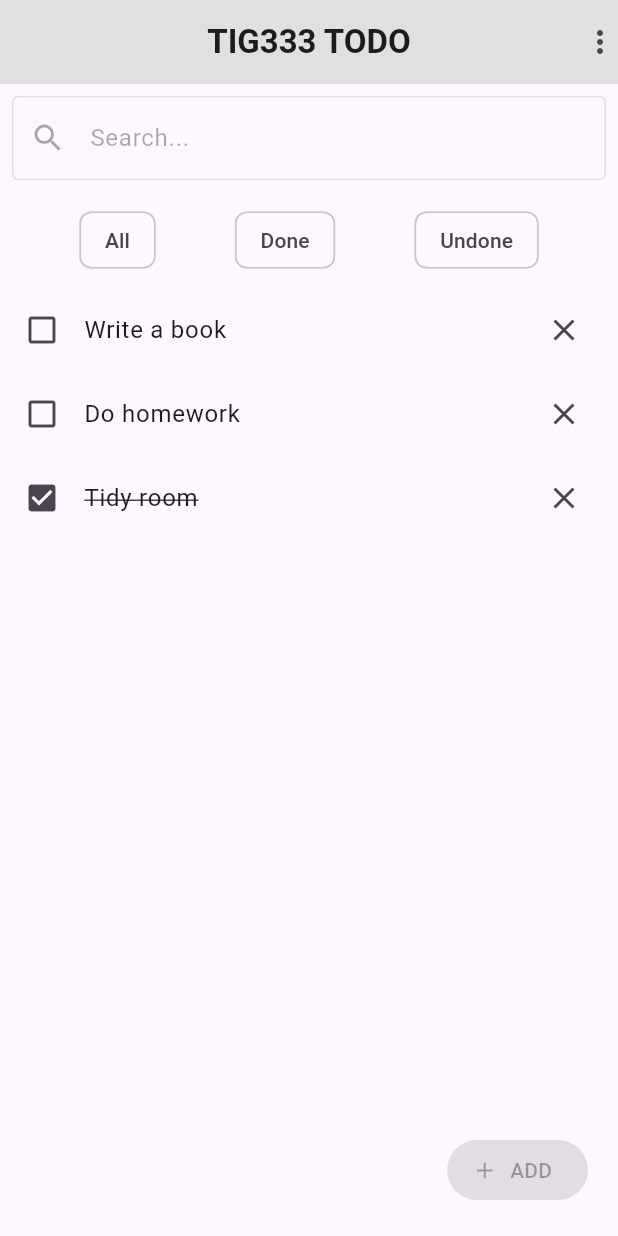
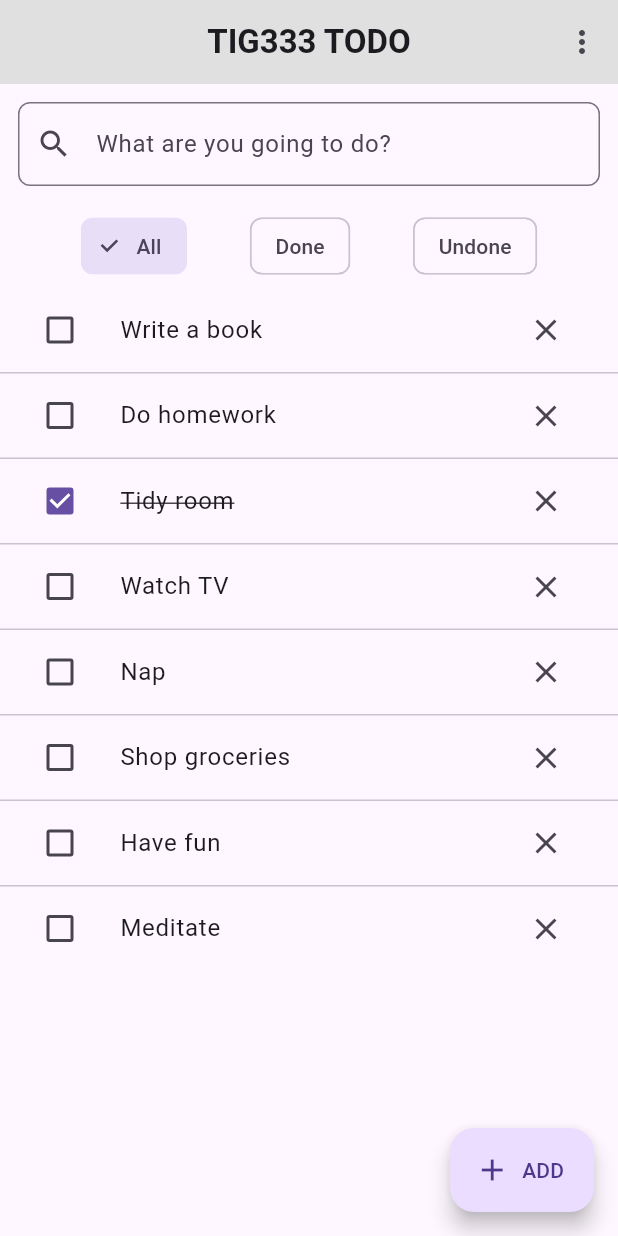
Before and after one commit to gu-tig333-ht25/gusthabth, a Flutter app: the screen it shows after launch, on a phone screen of 412 x 824 dp. Run offline on Flutter 3.47's test engine with Material 3 defaults, Android fonts, the phone set to English and light mode, and no system bars.

Commit message:
Steg 2: lista med tillstånd, lägga till, ta bort, bocka av

```diff
--- a/lib/main.dart
+++ b/lib/main.dart
@@ -1,8 +1,6 @@
 import 'package:flutter/material.dart';
 
-void main() {
-  runApp(const MyApp());
-}
+void main() => runApp(const MyApp());
 
 class MyApp extends StatelessWidget {
   const MyApp({super.key});
@@ -11,95 +9,185 @@ class MyApp extends StatelessWidget {
   Widget build(BuildContext context) {
     return MaterialApp(
       debugShowCheckedModeBanner: false,
-      title: 'TIG333 TODO',
+      title: "TIG333 TODO",
       theme: ThemeData(useMaterial3: true),
-      home: const TodoOnePage(),
+      home: const TodoPage(),
     );
   }
 }
 
-class TodoOnePage extends StatelessWidget {
-  const TodoOnePage({super.key});
+class Todo {
+  String title;
+  bool done;
+  Todo(this.title, this.done);
+}
+
+enum Filter { all, done, undone }
+
+class TodoPage extends StatefulWidget {
+  const TodoPage({super.key});
+  @override
+  State<TodoPage> createState() => _TodoPageState();
+}
+
+class _TodoPageState extends State<TodoPage> {
+  final TextEditingController _controller = TextEditingController();
+
+  // Startdata
+  final List<Todo> _todos = [
+    Todo('Write a book', false),
+    Todo('Do homework', false),
+    Todo('Tidy room', true),
+    Todo('Watch TV', false),
+    Todo('Nap', false),
+    Todo('Shop groceries', false),
+    Todo('Have fun', false),
+    Todo('Meditate', false),
+  ];
+
+  Filter _filter = Filter.all;
+
+  List<Todo> get _visibleTodos {
+    switch (_filter) {
+      case Filter.done:
+        return _todos.where((t) => t.done).toList();
+      case Filter.undone:
+        return _todos.where((t) => !t.done).toList();
+      case Filter.all:
+      default:
+        return _todos;
+    }
+  }
+
+  void _addTodo() {
+    final text = _controller.text.trim();
+    if (text.isEmpty) return;
+    setState(() {
+      _todos.add(Todo(text, false));
+      _controller.clear();
+    });
+  }
+
+  void _toggleDone(Todo t) {
+    setState(() => t.done = !t.done);
+  }
+
+  void _remove(Todo t) {
+    setState(() => _todos.remove(t));
+  }
+
+  void _setFilter(Filter f) {
+    setState(() => _filter = f);
+  }
 
   @override
   Widget build(BuildContext context) {
     return Scaffold(
       appBar: AppBar(
         backgroundColor: Colors.grey[300],
+        centerTitle: true,
         title: const Text(
           "TIG333 TODO",
           style: TextStyle(fontWeight: FontWeight.bold),
         ),
-        centerTitle: true,
         actions: const [
-          Icon(Icons.more_vert), // Tre prickar (ej klickbar)
+          Padding(
+            padding: EdgeInsets.only(right: 12),
+            child: Icon(Icons.more_vert),
+          ),
         ],
       ),
-      body: Column(
+
+      body: Stack(
         children: [
-          // Sökruta
+          Column(
+            children: [
+              // Inputfält (för att lägga till ny todo)
               Padding(
-            padding: const EdgeInsets.all(8.0),
+                padding: const EdgeInsets.all(12),
                 child: TextField(
-              enabled: false, // Ej klickbar
+                  controller: _controller,
                   decoration: InputDecoration(
-                hintText: "Search...",
-                border: OutlineInputBorder(),
-                prefixIcon: Icon(Icons.search),
+                    hintText: 'What are you going to do?',
+                    prefixIcon: const Icon(Icons.search),
+                    border: OutlineInputBorder(
+                      borderRadius: BorderRadius.circular(8),
                     ),
+                  ),
+                  onSubmitted: (_) => _addTodo(),
                 ),
               ),
 
-          // Filter-rutor
+              // Filter (All / Done / Undone)
               Padding(
-            padding: const EdgeInsets.symmetric(vertical: 8.0),
+                padding: const EdgeInsets.symmetric(
+                  horizontal: 12,
+                  vertical: 4,
+                ),
                 child: Row(
                   mainAxisAlignment: MainAxisAlignment.spaceEvenly,
-              children: const [
-                Chip(label: Text("All")),
-                Chip(label: Text("Done")),
-                Chip(label: Text("Undone")),
+                  children: [
+                    ChoiceChip(
+                      label: const Text('All'),
+                      selected: _filter == Filter.all,
+                      onSelected: (_) => _setFilter(Filter.all),
+                    ),
+                    ChoiceChip(
+                      label: const Text('Done'),
+                      selected: _filter == Filter.done,
+                      onSelected: (_) => _setFilter(Filter.done),
+                    ),
+                    ChoiceChip(
+                      label: const Text('Undone'),
+                      selected: _filter == Filter.undone,
+                      onSelected: (_) => _setFilter(Filter.undone),
+                    ),
                   ],
                 ),
               ),
 
               // Lista
               Expanded(
-            child: ListView(
-              children: const [
-                ListTile(
-                  leading: Icon(Icons.check_box_outline_blank),
-                  title: Text("Write a book"),
-                  trailing: Icon(Icons.close),
+                child: ListView.separated(
+                  itemCount: _visibleTodos.length,
+                  separatorBuilder: (_, __) => const Divider(height: 1),
+                  itemBuilder: (context, i) {
+                    final t = _visibleTodos[i];
+                    return ListTile(
+                      leading: Checkbox(
+                        value: t.done,
+                        onChanged: (_) => _toggleDone(t),
                       ),
-                ListTile(
-                  leading: Icon(Icons.check_box_outline_blank),
-                  title: Text("Do homework"),
-                  trailing: Icon(Icons.close),
+                      title: Text(
+                        t.title,
+                        style: TextStyle(
+                          decoration: t.done
+                              ? TextDecoration.lineThrough
+                              : TextDecoration.none,
                         ),
-                ListTile(
-                  leading: Icon(Icons.check_box),
-                  title: Text(
-                    "Tidy room",
-                    style: TextStyle(decoration: TextDecoration.lineThrough),
                       ),
-                  trailing: Icon(Icons.close),
+                      trailing: IconButton(
+                        icon: const Icon(Icons.close),
+                        onPressed: () => _remove(t),
                       ),
-              ],
+                    );
+                  },
                 ),
               ),
 
-          // Statiskt +ADD (ej klickbar)
-          Padding(
-            padding: const EdgeInsets.all(20.0),
-            child: Align(
+              const SizedBox(height: 80), // luft bakom knappen
+            ],
+          ),
+
+          // + ADD nere till höger (lägger till från textfältet)
+          Align(
             alignment: Alignment.bottomRight,
-              child: IgnorePointer(
-                child: ElevatedButton.icon(
-                  onPressed: null,
+            child: Padding(
+              padding: const EdgeInsets.all(16),
+              child: FloatingActionButton.extended(
                 icon: const Icon(Icons.add),
-                  label: const Text("ADD"),
-                ),
+                label: const Text('ADD'),
+                onPressed: _addTodo,
               ),
             ),
           ),
```
Lines whose indentation alone changed are shown as unchanged.
